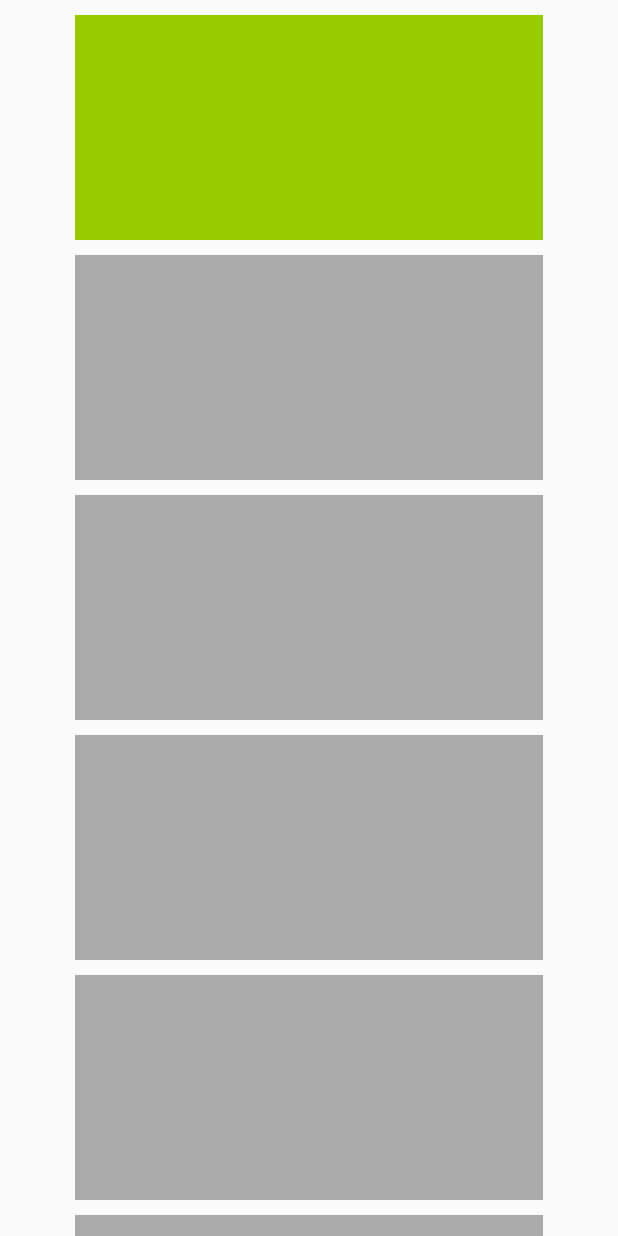
After one commit to Ramotion/garland-view-android, an Android app: the layout outter_rv_item_center.xml on its own in the app's theme, with its tools: preview values and no code run, on a phone screen of 412 x 824 dp. The commit adds this screen. Run offline under Robolectric (Android 15) with nearby library versions, the phone set to English and light mode, and no system bars.

Commit message:
Primary RecyclerView version commit

```diff
--- a/garland-view-example/build.gradle
+++ b/garland-view-example/build.gradle
@@ -29,5 +29,7 @@ dependencies {
     })
     compile 'com.android.support:appcompat-v7:25.3.1'
     compile 'com.android.support.constraint:constraint-layout:1.0.2'
+    compile 'com.android.support:design:25.3.1'
+    compile 'com.android.support:recyclerview-v7:25.3.1'
     testCompile 'junit:junit:4.12'
 }
--- /dev/null
+++ b/garland-view-example/src/main/res/layout/outter_rv_item_center.xml
@@ -0,0 +1,61 @@
+<?xml version="1.0" encoding="utf-8"?>
+<android.support.v4.widget.NestedScrollView
+    xmlns:android="http://schemas.android.com/apk/res/android"
+    android:layout_width="match_parent"
+    android:layout_height="match_parent"
+    android:clipChildren="false">
+
+    <LinearLayout
+        android:id="@+id/linear_layout"
+        android:orientation="vertical"
+        android:layout_width="match_parent"
+        android:layout_height="wrap_content"
+        android:layout_marginStart="50dp"
+        android:layout_marginEnd="50dp"
+        android:clipChildren="false">
+
+        <View
+            android:layout_width="match_parent"
+            android:layout_height="150dp"
+            android:layout_marginTop="@dimen/item_v_offset"
+            android:background="@android:color/holo_green_light"/>
+
+        <View
+            android:layout_width="match_parent"
+            android:layout_height="150dp"
+            android:layout_marginTop="@dimen/item_v_offset"
+            android:background="@android:color/darker_gray"/>
+
+        <View
+            android:layout_width="match_parent"
+            android:layout_height="150dp"
+            android:layout_marginTop="@dimen/item_v_offset"
+            android:background="@android:color/darker_gray"/>
+
+        <View
+            android:layout_width="match_parent"
+            android:layout_height="150dp"
+            android:layout_marginTop="@dimen/item_v_offset"
+            android:background="@android:color/darker_gray"/>
+
+        <View
+            android:layout_width="match_parent"
+            android:layout_height="150dp"
+            android:layout_marginTop="@dimen/item_v_offset"
+            android:background="@android:color/darker_gray"/>
+
+        <View
+            android:layout_width="match_parent"
+            android:layout_height="150dp"
+            android:layout_marginTop="@dimen/item_v_offset"
+            android:background="@android:color/darker_gray"/>
+
+        <View
+            android:layout_width="match_parent"
+            android:layout_height="150dp"
+            android:layout_marginTop="@dimen/item_v_offset"
+            android:background="@android:color/darker_gray"/>
+
+    </LinearLayout>
+
+</android.support.v4.widget.NestedScrollView>
--- /dev/null
+++ b/garland-view-example/src/main/res/values/dimens.xml
@@ -0,0 +1,5 @@
+<?xml version="1.0" encoding="utf-8"?>
+<resources>
+    <dimen name="item_v_offset">10dp</dimen>
+    <dimen name="offset">10dp</dimen>
+</resources>
```
Also changed, not shown: garland-view-example/src/main/java/com/ramotion/garlandview/example/MainActivity.java (+19 -0 lines), garland-view-example/src/main/java/com/ramotion/garlandview/example/outer/OuterAdapter.java (added, +41 -0 lines), garland-view-example/src/main/java/com/ramotion/garlandview/example/outer/OuterItem.java (added, +24 -0 lines), garland-view-example/src/main/java/com/ramotion/garlandview/example/outer/OuterLayoutManager.java (added, +79 -0 lines), garland-view-example/src/main/res/layout/activity_main.xml (+50 -9 lines), garland-view-example/src/main/res/layout/outter_rv_item_side.xml (added, +16 -0 lines).
